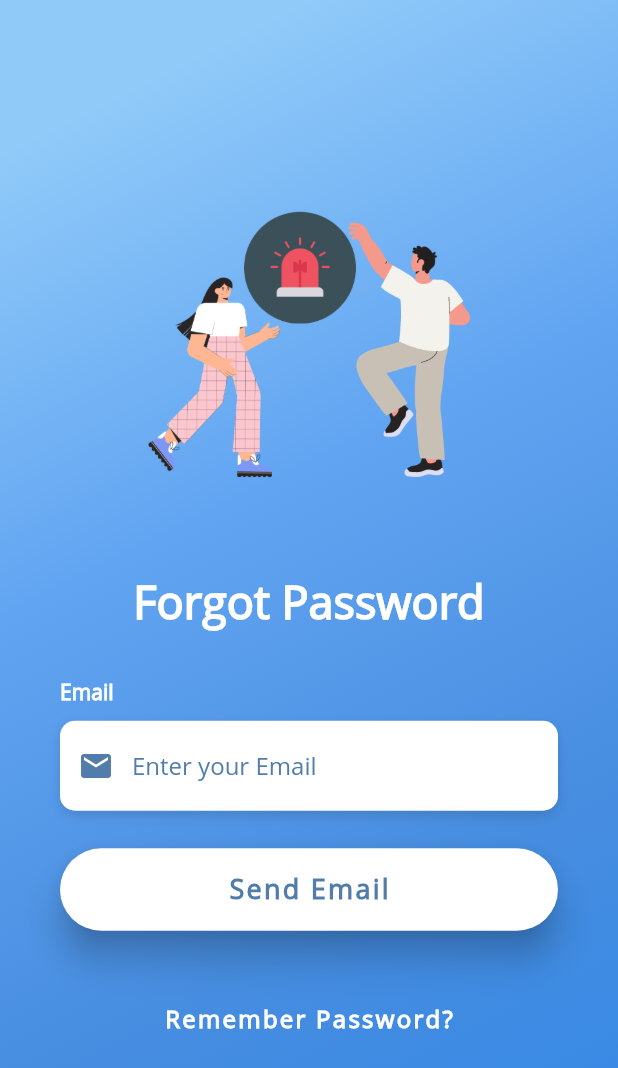
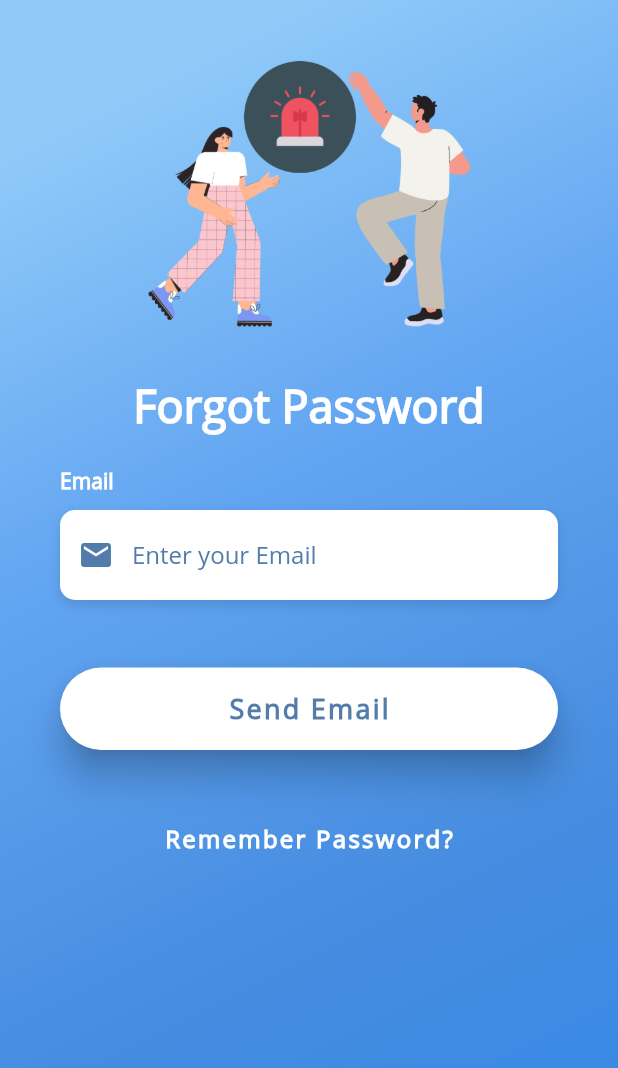
Before and after one commit to Zorawar920/sas_application, a Flutter app: the screen it shows after launch, after a tap on "Forgot Password?", on a phone screen of 412 x 824 dp. Shown: the top 1068 px of the screen. Run offline on Flutter 3.47's test engine with Material 2 defaults, Android fonts, the light colour scheme and no system bars; our stand-ins replace cloud_firestore, firebase_auth, firebase_core, flutter_svg, geolocator, get_it and 3 more; missing offline and left inert: back_button_interceptor, contact_picker, firestore_cache, flutter_dialogs, flutter_sms, future_progress_dialog and 1 more; accounts and stored records are empty.

Commit message:
bug fixed CP8117P11-28

```diff
--- a/lib/views/screens/forgot_password.dart
+++ b/lib/views/screens/forgot_password.dart
@@ -183,8 +183,9 @@ class ForgotPasswordState extends State<ForgotPassword> {
 
   @override
   Widget build(BuildContext context) {
-    return Scaffold(
-      // backgroundColor: Colors.lightBlueAccent,
+    return Form(
+      key: globalKey,
+      child: Scaffold(
         body: AnnotatedRegion<SystemUiOverlayStyle>(
           value: SystemUiOverlayStyle.light,
           child: GestureDetector(
@@ -192,16 +193,23 @@ class ForgotPasswordState extends State<ForgotPassword> {
             child: Stack(
               children: <Widget>[
                 _varGradient,
-              Form(
-                key: globalKey,
-                child: Padding(
+                Container(
+                  height: double.infinity,
+                  child: SingleChildScrollView(
+                    physics: AlwaysScrollableScrollPhysics(),
                     padding: EdgeInsets.only(
-                      right: 40.0, left: 40.0, top: 20.0, bottom: 20.0),
+                      right: 40.0,
+                      left: 40.0,
+                      top: 20.0,
+                      bottom: 20.0,
+                    ),
                     child: Column(
                       mainAxisAlignment: MainAxisAlignment.center,
                       children: <Widget>[
                         buildAppScreenLogo(),
-                      SizedBox(height: 40),
+                        SizedBox(
+                          height: 10.0,
+                        ),
                         Text(
                           'Forgot Password',
                           style: TextStyle(
@@ -211,11 +219,14 @@ class ForgotPasswordState extends State<ForgotPassword> {
                             fontWeight: FontWeight.bold,
                           ),
                         ),
-                      SizedBox(height: 30.0),
+                        SizedBox(height: 20.0),
                         buildEmailLoginSignup(),
+                        SizedBox(
+                          height: 20.0,
+                        ),
                         signUpBtn(context),
                         SizedBox(height: 10.0),
-                      buildRememberPasswordBtn(context)
+                        buildRememberPasswordBtn(context),
                             ],
                           ),
                          ),
@@ -224,6 +235,7 @@ class ForgotPasswordState extends State<ForgotPassword> {
                     ),
                   ),
                 ),
+            ),
           );
   }
 }
```
Also changed, not shown: lib/view_models/home_view_model.dart (+0 -17 lines), pubspec.lock. Lines whose indentation alone changed are shown as unchanged.
